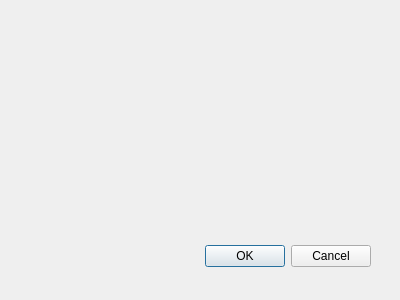
This is serial_print_dialog_base.ui in NINAnor/SerialPrint as Qt 5 draws it before an edit. The edited form follows.
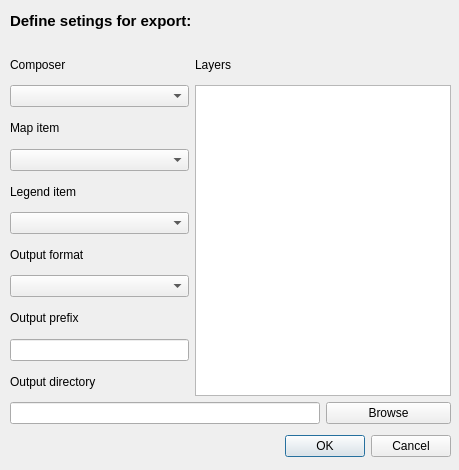
This is the edited form.

What changed in the file:
```diff
--- a/serial_print_dialog_base.ui
+++ b/serial_print_dialog_base.ui
@@ -1,22 +1,22 @@
 <ui version="4.0" >
  <class>SerialPrintDialogBase</class>
- <widget class="QDialog" name="SerialPrintDialogBase" >
-  <property name="geometry" >
+ <widget class="QDialog" name="SerialPrintDialogBase">
+  <property name="geometry">
    <rect>
     <x>0</x>
     <y>0</y>
-    <width>400</width>
-    <height>300</height>
+    <width>459</width>
+    <height>470</height>
    </rect>
   </property>
   <property name="windowTitle" >
    <string>Serial print</string>
   </property>
-  <widget class="QDialogButtonBox" name="button_box" >
-   <property name="geometry" >
+  <widget class="QDialogButtonBox" name="button_box">
+   <property name="geometry">
     <rect>
-     <x>30</x>
-     <y>240</y>
+     <x>110</x>
+     <y>430</y>
      <width>341</width>
      <height>32</height>
     </rect>
@@ -28,6 +28,115 @@
     <set>QDialogButtonBox::Cancel|QDialogButtonBox::Ok</set>
    </property>
   </widget>
+  <widget class="QWidget" name="gridLayoutWidget">
+   <property name="geometry">
+    <rect>
+     <x>10</x>
+     <y>50</y>
+     <width>441</width>
+     <height>374</height>
+    </rect>
+   </property>
+   <layout class="QGridLayout" name="gridLayout">
+    <item row="0" column="0">
+     <widget class="QLabel" name="composer_label">
+      <property name="text">
+       <string>Composer</string>
+      </property>
+     </widget>
+    </item>
+    <item row="1" column="0">
+     <widget class="QComboBox" name="composer"/>
+    </item>
+    <item row="7" column="0">
+     <widget class="QComboBox" name="format"/>
+    </item>
+    <item row="2" column="0">
+     <widget class="QLabel" name="map_label">
+      <property name="text">
+       <string>Map item</string>
+      </property>
+     </widget>
+    </item>
+    <item row="5" column="0">
+     <widget class="QComboBox" name="legend"/>
+    </item>
+    <item row="8" column="0">
+     <widget class="QLabel" name="prefix_label">
+      <property name="text">
+       <string>Output prefix</string>
+      </property>
+     </widget>
+    </item>
+    <item row="3" column="0">
+     <widget class="QComboBox" name="map"/>
+    </item>
+    <item row="11" column="0" colspan="2">
+     <widget class="QLineEdit" name="directory"/>
+    </item>
+    <item row="4" column="0">
+     <widget class="QLabel" name="legend_label">
+      <property name="text">
+       <string>Legend item</string>
+      </property>
+     </widget>
+    </item>
+    <item row="6" column="0">
+     <widget class="QLabel" name="format_label">
+      <property name="text">
+       <string>Output format</string>
+      </property>
+     </widget>
+    </item>
+    <item row="9" column="0">
+     <widget class="QLineEdit" name="prefix"/>
+    </item>
+    <item row="10" column="0">
+     <widget class="QLabel" name="directory_label">
+      <property name="text">
+       <string>Output directory</string>
+      </property>
+     </widget>
+    </item>
+    <item row="11" column="2">
+     <widget class="QPushButton" name="browse">
+      <property name="text">
+       <string>Browse</string>
+      </property>
+     </widget>
+    </item>
+    <item row="1" column="1" rowspan="10" colspan="2">
+     <widget class="QListWidget" name="layers"/>
+    </item>
+    <item row="0" column="1" colspan="2">
+     <widget class="QLabel" name="layers_label">
+      <property name="text">
+       <string>Layers</string>
+      </property>
+     </widget>
+    </item>
+   </layout>
+  </widget>
+  <widget class="QLabel" name="heading">
+   <property name="geometry">
+    <rect>
+     <x>10</x>
+     <y>10</y>
+     <width>371</width>
+     <height>22</height>
+    </rect>
+   </property>
+   <property name="font">
+    <font>
+     <pointsize>11</pointsize>
+     <weight>75</weight>
+     <bold>true</bold>
+    </font>
+   </property>
+   <property name="text">
+    <string>Define setings for export:</string>
+   </property>
+  </widget>
  </widget>
  <resources/>
  <connections>
```
Left out of the diff: 49 changed lines with no effect on the pictures.
